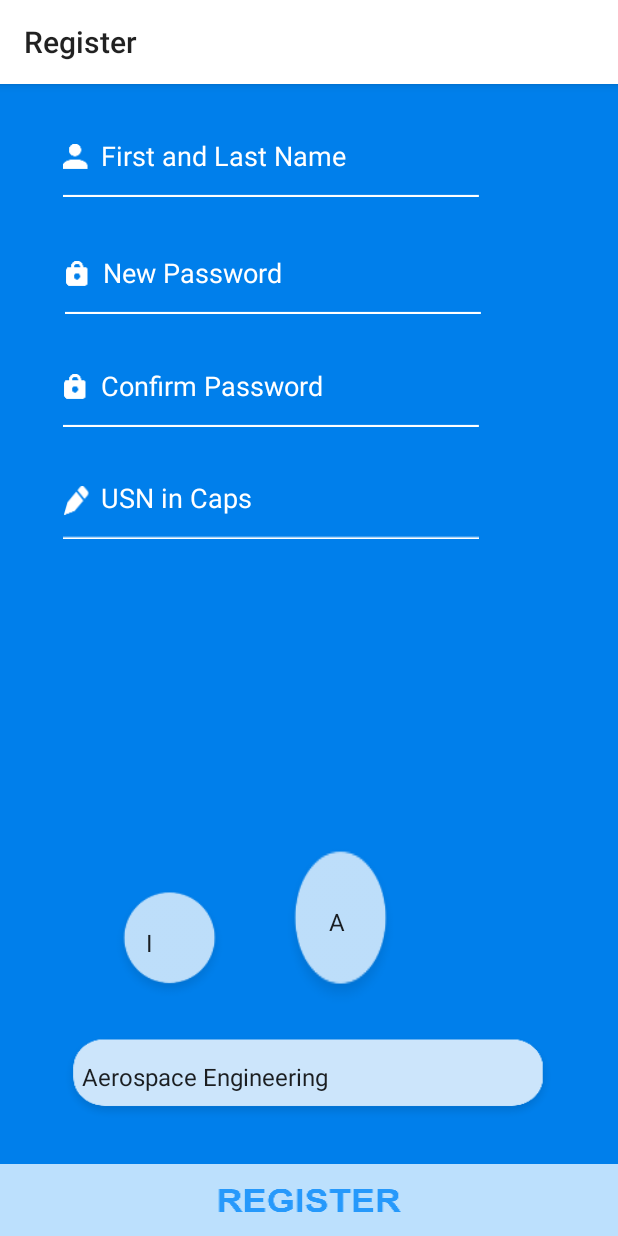
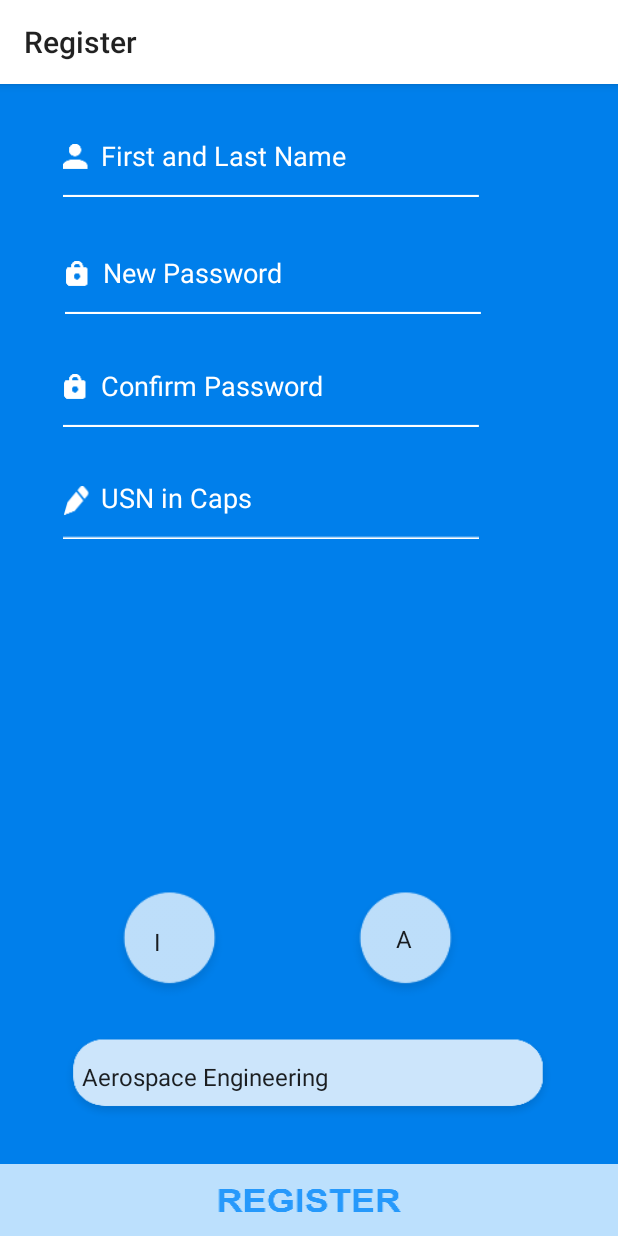
Before and after one commit to akashghanate/Campus-Notification, an Android app: the Register screen opened directly, with no data from a screen before it, on a phone screen of 412 x 824 dp. Run offline under Robolectric (Android 15) with nearby library versions, the phone set to English and light mode, and no system bars.

```diff
--- a/app/src/main/res/layout/activity_register.xml
+++ b/app/src/main/res/layout/activity_register.xml
@@ -109,27 +109,27 @@
         android:layout_marginTop="290dp"
         android:layout_marginBottom="153dp"
         android:background="@drawable/semester"
-        android:paddingLeft="10dp"
-        android:paddingTop="5dp"
-        android:paddingRight="10dp"
-        android:paddingBottom="5dp"
+        android:paddingLeft="15dp"
+        android:paddingTop="4dp"
+        android:paddingRight="7dp"
+        android:paddingBottom="6dp"
         android:prompt="@string/prompt_semes"
         android:spinnerMode="dialog" />
+
 
     <Spinner
         android:id="@+id/spinnersec"
         android:layout_width="83dp"
-        android:layout_height="121dp"
-        android:layout_alignParentStart="true"
+        android:layout_height="83dp"
+        android:layout_alignParentEnd="true"
         android:layout_alignParentBottom="true"
-        android:layout_marginStart="185dp"
-        android:layout_marginTop="390dp"
-        android:layout_marginBottom="146dp"
+        android:layout_marginEnd="100dp"
+        android:layout_marginBottom="153dp"
         android:background="@drawable/section"
-        android:paddingLeft="18dp"
         android:paddingBottom="5dp"
-        android:prompt="@string/promplt_sec"
-        android:spinnerMode="dialog" />
+        android:spinnerMode="dialog"
+        android:paddingLeft="19dp"
+        />
 
     <Spinner
         android:id="@+id/spinnerbranch"
```
